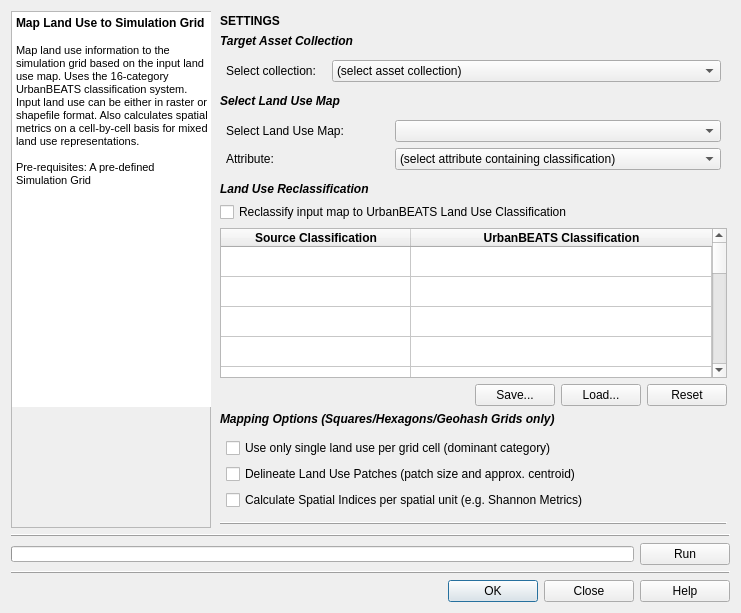
This is gui/mods_master_guis/mod_landuse_import_gui.ui in petermbach/urbanbeats-pss as Qt 5 draws it before an edit. The edited form follows.
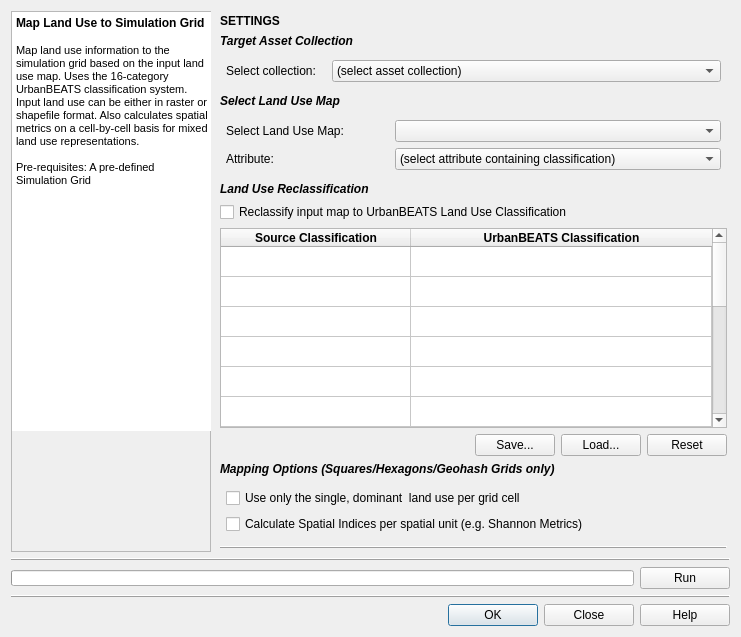
This is the edited form. Icons and pictures are not drawn.

Commit message: Implemented and semi-tested code for land use mapping... still need to figure out why there are issues with the masking algorithm.

Patch:
```diff
--- a/gui/mods_master_guis/mod_landuse_import_gui.ui
+++ b/gui/mods_master_guis/mod_landuse_import_gui.ui
@@ -7,7 +7,7 @@
     <x>0</x>
     <y>0</y>
     <width>741</width>
-    <height>599</height>
+    <height>626</height>
    </rect>
   </property>
   <property name="windowTitle">
@@ -448,7 +448,7 @@
         <property name="minimumSize">
          <size>
           <width>0</width>
-          <height>150</height>
+          <height>200</height>
          </size>
         </property>
         <property name="verticalScrollBarPolicy">
@@ -628,21 +628,11 @@
             <string>An automatic algorithm that determines a suitable block size based on the map for computational efficiency.</string>
            </property>
            <property name="text">
-            <string>Use only single land use per grid cell (dominant category)</string>
+            <string>Use only the single, dominant  land use per grid cell</string>
            </property>
           </widget>
          </item>
          <item row="3" column="0" colspan="2">
-          <widget class="QCheckBox" name="patchdelin_check">
-           <property name="toolTip">
-            <string>An automatic algorithm that determines a suitable block size based on the map for computational efficiency.</string>
-           </property>
-           <property name="text">
-            <string>Delineate Land Use Patches (patch size and approx. centroid)</string>
-           </property>
-          </widget>
-         </item>
-         <item row="4" column="0" colspan="2">
           <widget class="QCheckBox" name="spatialmetrics_check">
            <property name="toolTip">
             <string>An automatic algorithm that determines a suitable block size based on the map for computational efficiency.</string>
```
Left out of the diff: 1 changed line with no effect on the pictures. The commit also changes 4 other files.
